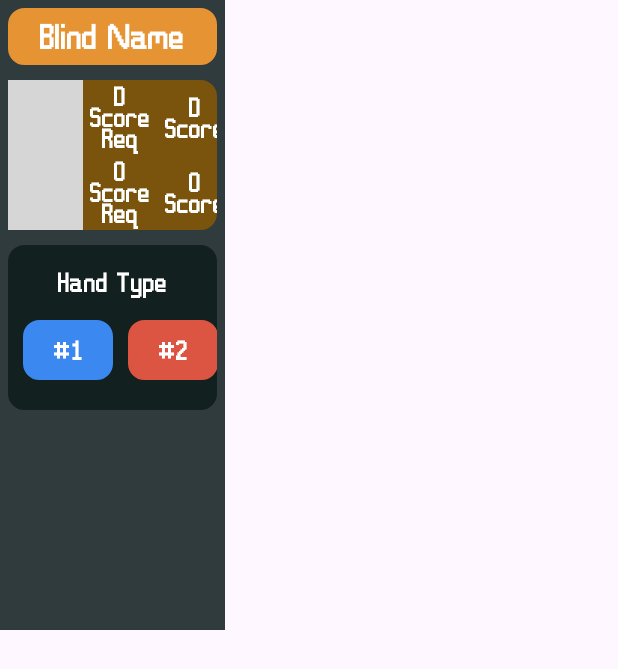
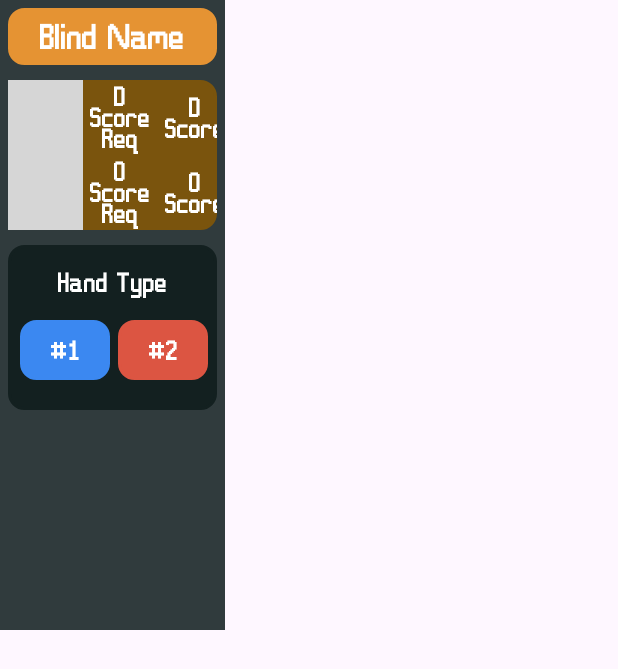
Before and after one commit to jewell-owen/BalatroClone, an Android app: the layout fragment_sidebar.xml on its own in the app's theme, with its tools: preview values and no code run, on a phone screen of 412 x 824 dp. Shown: the top 669 px of the screen. Run offline under Robolectric (Android 15) with nearby library versions, the phone set to English and light mode, and no system bars; grey boxes are pictures that could not be loaded.

Commit message:
Small fix on sidebar fragment hand type textview after padding shift

```diff
--- a/AndroidExample/app/src/main/res/layout/fragment_sidebar.xml
+++ b/AndroidExample/app/src/main/res/layout/fragment_sidebar.xml
@@ -133,7 +133,7 @@
                 android:layout_height="40dp"
                 android:gravity="center"
                 android:text="#1"
-                android:layout_marginStart="10dp"
+                android:layout_marginStart="8dp"
                 android:textColor="@color/white"
                 android:fontFamily="@font/balatro"
                 android:background="@drawable/blue_rounded_background"
@@ -145,8 +145,8 @@
                 android:layout_height="40dp"
                 android:gravity="center"
                 android:text="#2"
-                android:layout_marginStart="10dp"
-                android:layout_marginEnd="10dp"
+                android:layout_marginStart="5dp"
+                android:layout_marginEnd="5dp"
                 android:textColor="@color/white"
                 android:fontFamily="@font/balatro"
                 android:background="@drawable/red_rounded_background"
```
